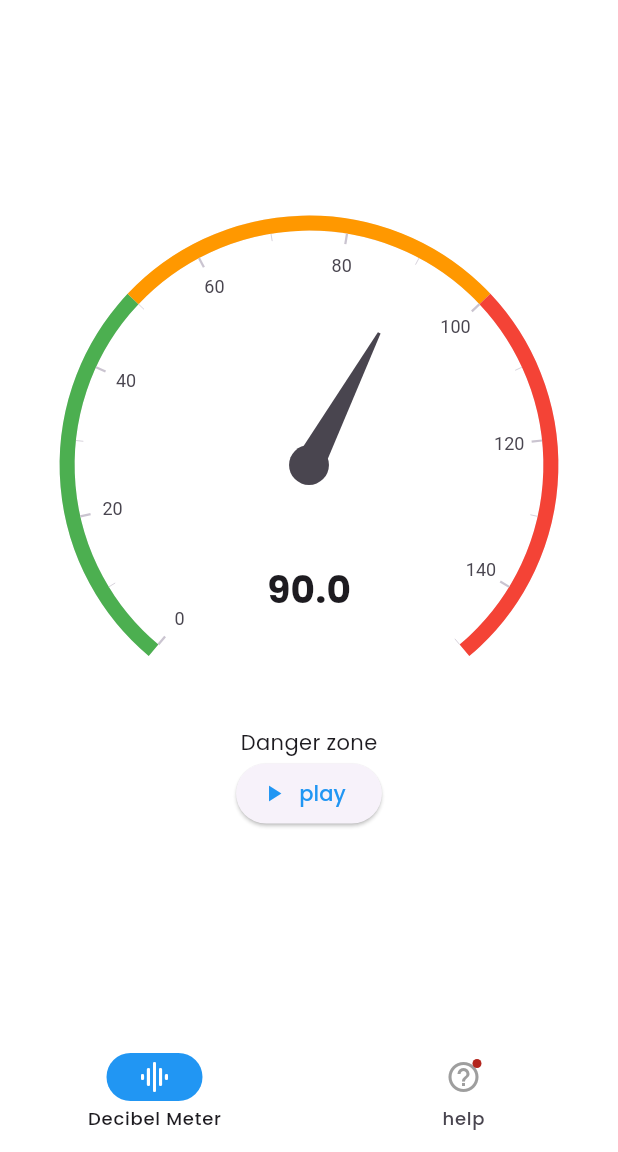
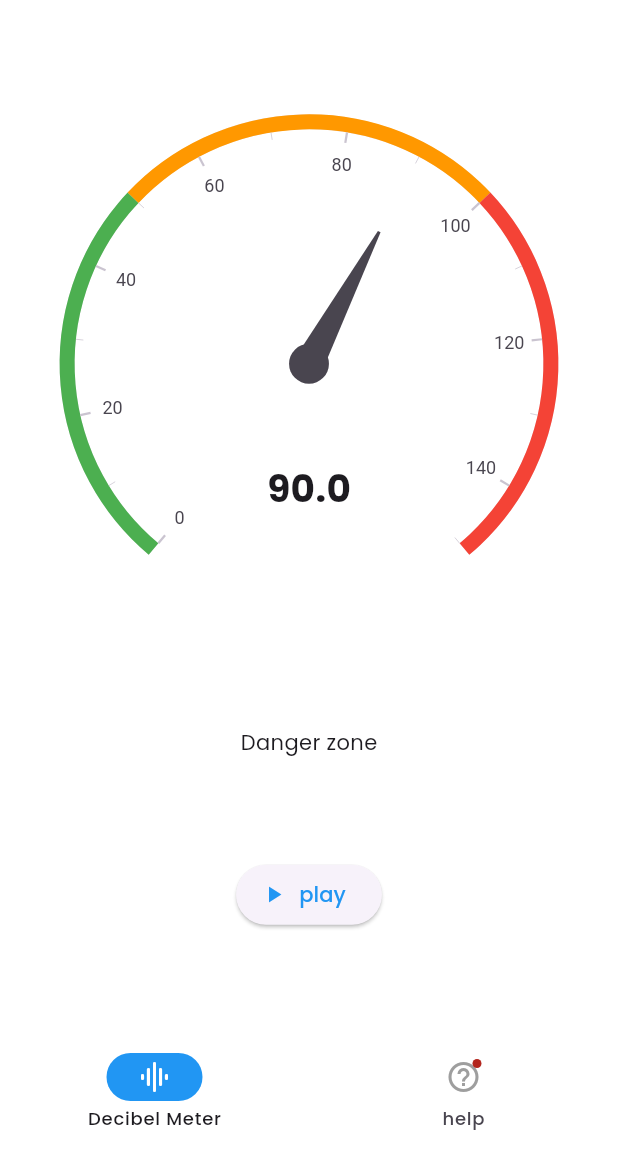
Before and after one commit to RahulB-era/AudioMeter, a Flutter app: the screen it shows after launch, on a phone screen of 412 x 824 dp, the part 84-1236 px from its top. Run offline on Flutter 3.47's test engine with Material 3 defaults, Android fonts, the phone set to English and light mode, and no system bars; drawn by our look-alikes of dynamic_color, syncfusion_flutter_gauges; our stand-ins replace google_fonts.

Commit message:
try on backend

```diff
--- a/audiometer/lib/main.dart
+++ b/audiometer/lib/main.dart
@@ -2,6 +2,7 @@ import 'package:flutter/material.dart';
 import 'package:google_fonts/google_fonts.dart';
 import 'package:dynamic_color/dynamic_color.dart';
 import 'package:syncfusion_flutter_gauges/gauges.dart';
+// import 'package:noise_meter/noise_meter.dart';
 
 void main() {
   runApp(const MyApp());
@@ -80,7 +81,7 @@ class _MyHomePageState extends State<MyHomePage> {
       ),
       body: Center(
         child: Column(
-          mainAxisAlignment: MainAxisAlignment.center,
+          mainAxisAlignment: MainAxisAlignment.spaceEvenly,
           children: <Widget>[
             SfRadialGauge(
                             axes: <RadialAxis>[
--- a/audiometer/pubspec.yaml
+++ b/audiometer/pubspec.yaml
@@ -34,6 +34,8 @@ dependencies:
   google_fonts: ^6.2.1
   dynamic_color: ^1.7.0
   syncfusion_flutter_gauges: ^25.1.40
+  # noise_meter: ^5.0.2
+
 
 dev_dependencies:
   flutter_test:
```
Also changed, not shown: 1 other file.
